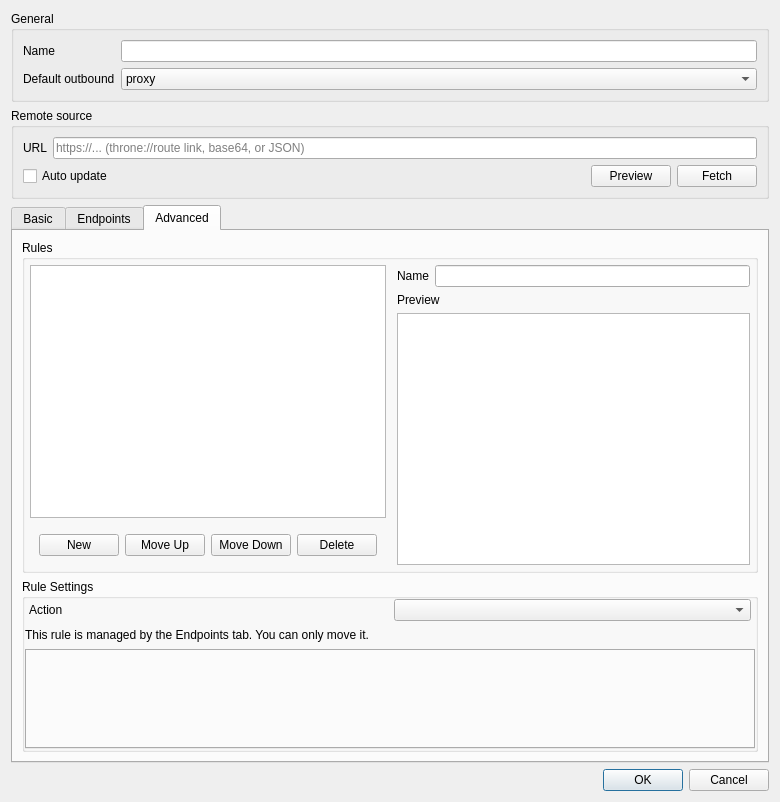
Above: upstream/include/ui/setting/RouteItem.ui from hopol/throne-mirror before the change. Below: the same form after it.
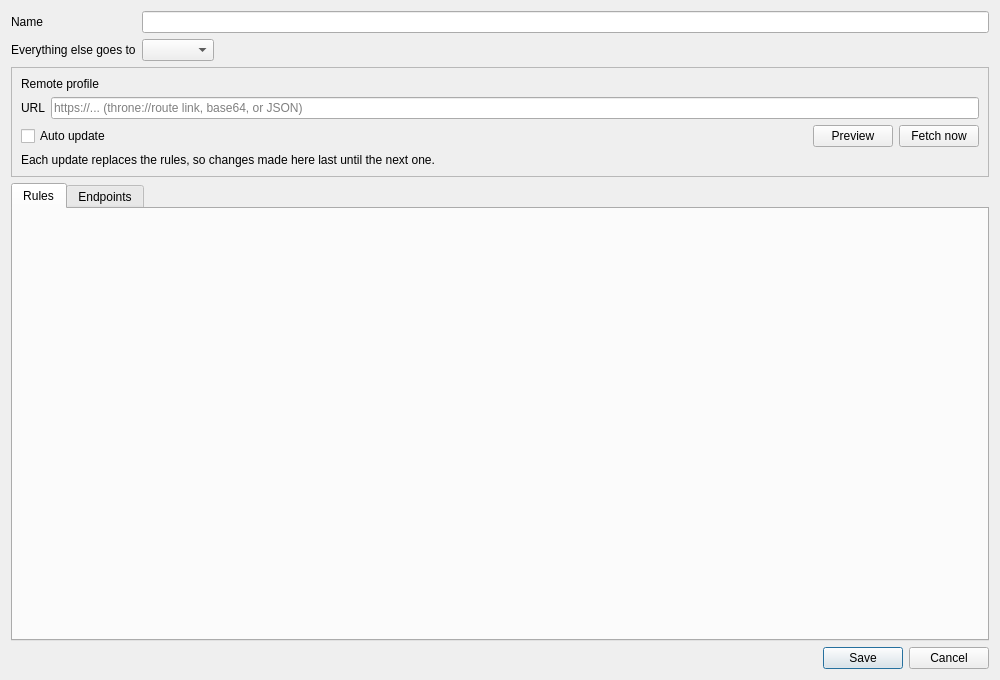
That is the form after the change. The open tabs and pages were chosen to show the change.

Commit message: chore: mirror Throne source 0.1 (48273be)

What changed in the file:
```diff
--- a/upstream/include/ui/setting/RouteItem.ui
+++ b/upstream/include/ui/setting/RouteItem.ui
@@ -6,8 +6,8 @@
    <rect>
     <x>0</x>
     <y>0</y>
-    <width>780</width>
-    <height>802</height>
+    <width>1000</width>
+    <height>680</height>
    </rect>
   </property>
   <property name="windowTitle">
@@ -15,61 +15,65 @@
   </property>
   <layout class="QVBoxLayout" name="verticalLayout_3">
    <item>
-    <widget class="QGroupBox" name="generalBox">
-     <property name="title">
-      <string>General</string>
-     </property>
-     <layout class="QGridLayout" name="gridLayout">
-      <item row="0" column="0">
-       <widget class="QLabel" name="route_name_l">
-        <property name="text">
-         <string>Name</string>
-        </property>
-       </widget>
-      </item>
-      <item row="0" column="1">
-       <widget class="QLineEdit" name="route_name"/>
-      </item>
-      <item row="2" column="1">
-       <widget class="QComboBox" name="def_out">
-        <item>
-         <property name="text">
-          <string notr="true">proxy</string>
+    <layout class="QGridLayout" name="headerGrid">
+     <item row="0" column="0">
+      <widget class="QLabel" name="nameLabel">
+       <property name="text">
+        <string>Name</string>
+       </property>
+       <property name="buddy">
+        <cstring>nameEdit</cstring>
+       </property>
+      </widget>
+     </item>
+     <item row="0" column="1">
+      <widget class="QLineEdit" name="nameEdit"/>
+     </item>
+     <item row="1" column="0">
+      <widget class="QLabel" name="defaultLabel">
+       <property name="text">
+        <string>Everything else goes to</string>
+       </property>
+       <property name="buddy">
+        <cstring>defaultCombo</cstring>
+       </property>
+      </widget>
+     </item>
+     <item row="1" column="1">
+      <layout class="QHBoxLayout" name="defaultRow">
+       <item>
+        <widget class="QComboBox" name="defaultCombo"/>
+       </item>
+       <item>
+        <spacer name="defaultSpacer">
+         <property name="orientation">
+          <enum>Qt::Orientation::Horizontal</enum>
          </property>
-        </item>
-        <item>
-         <property name="text">
-          <string notr="true">direct</string>
+         <property name="sizeHint" stdset="0">
+          <size>
+           <width>0</width>
+           <height>0</height>
+          </size>
          </property>
-        </item>
-        <item>
-         <property name="text">
-          <string notr="true">block</string>
-         </property>
-        </item>
-        <item>
-         <property name="text">
-          <string notr="true">warp-bypass</string>
-         </property>
-        </item>
-       </widget>
-      </item>
-      <item row="2" column="0">
-       <widget class="QLabel" name="def_out_l">
-        <property name="text">
-         <string>Default outbound</string>
-        </property>
-       </widget>
-      </item>
-     </layout>
-    </widget>
+        </spacer>
+       </item>
+      </layout>
+     </item>
+    </layout>
    </item>
    <item>
-    <widget class="QGroupBox" name="remoteBox">
-     <property name="title">
-      <string>Remote source</string>
+    <widget class="QFrame" name="remoteBox">
+     <property name="frameShape">
+      <enum>QFrame::Shape::StyledPanel</enum>
      </property>
-     <layout class="QVBoxLayout" name="remoteBoxLayout">
+     <layout class="QVBoxLayout" name="remoteLayout">
+      <item>
+       <widget class="QLabel" name="remoteCaption">
+        <property name="text">
+         <string>Remote profile</string>
+        </property>
+       </widget>
+      </item>
       <item>
        <layout class="QHBoxLayout" name="remoteUrlRow">
         <item>
@@ -107,8 +111,8 @@
           </property>
           <property name="sizeHint" stdset="0">
            <size>
-            <width>40</width>
-            <height>20</height>
+            <width>0</width>
+            <height>0</height>
            </size>
           </property>
          </spacer>
@@ -121,6 +125,9 @@
           <property name="text">
            <string>Preview</string>
           </property>
+          <property name="autoDefault">
+           <bool>false</bool>
+          </property>
          </widget>
         </item>
         <item>
@@ -129,100 +136,56 @@
            <string>Fetch the URL and replace the current rules with the fetched ones.</string>
           </property>
           <property name="text">
-           <string>Fetch</string>
+           <string>Fetch now</string>
+          </property>
+          <property name="autoDefault">
+           <bool>false</bool>
           </property>
          </widget>
         </item>
        </layout>
       </item>
+      <item>
+       <widget class="QLabel" name="remoteNote">
+        <property name="text">
+         <string>Each update replaces the rules, so changes made here last until the next one.</string>
+        </property>
+        <property name="wordWrap">
+         <bool>true</bool>
+        </property>
+       </widget>
+      </item>
      </layout>
     </widget>
    </item>
    <item>
     <widget class="QTabWidget" name="tabWidget">
+     <property name="sizePolicy">
+      <sizepolicy hsizetype="Preferred" vsizetype="Expanding">
+       <horstretch>0</horstretch>
+       <verstretch>1</verstretch>
+      </sizepolicy>
+     </property>
      <property name="currentIndex">
       <number>0</number>
      </property>
      <widget class="QWidget" name="tab_2">
       <attribute name="title">
-       <string>Basic</string>
+       <string>Rules</string>
       </attribute>
-      <layout class="QVBoxLayout" name="verticalLayout_5">
-       <item>
-        <widget class="QPushButton" name="howtouse_button">
-         <property name="text">
-          <string>How to use</string>
-         </property>
-        </widget>
-       </item>
-       <item>
-        <layout class="QGridLayout" name="simpleGrid">
-         <item row="0" column="0">
-          <widget class="QGroupBox" name="simple_direct_box">
-           <layout class="QVBoxLayout" name="verticalLayout_6">
-            <item>
-             <widget class="QLabel" name="label">
-              <property name="text">
-               <string>Direct</string>
-              </property>
-             </widget>
-            </item>
-            <item>
-             <widget class="QTextEdit" name="simple_direct"/>
-            </item>
-           </layout>
-          </widget>
-         </item>
-         <item row="0" column="1">
-          <widget class="QGroupBox" name="simple_proxy_box">
-           <layout class="QVBoxLayout" name="verticalLayout_7">
-            <item>
-             <widget class="QLabel" name="label_2">
-              <property name="text">
-               <string>Proxy</string>
-              </property>
-             </widget>
-            </item>
-            <item>
-             <widget class="QTextEdit" name="simple_proxy"/>
-            </item>
-           </layout>
-          </widget>
-         </item>
-         <item row="1" column="0">
-          <widget class="QGroupBox" name="simple_block_box">
-           <layout class="QVBoxLayout" name="verticalLayout_8">
-            <item>
-             <widget class="QLabel" name="label_3">
-              <property name="text">
-               <string>Block</string>
-              </property>
-             </widget>
-            </item>
-            <item>
-             <widget class="QTextEdit" name="simple_block"/>
-            </item>
-           </layout>
-          </widget>
-         </item>
-         <item row="1" column="1">
-          <widget class="QGroupBox" name="simple_warpbypass_box">
-           <layout class="QVBoxLayout" name="verticalLayout_10">
-            <item>
-             <widget class="QLabel" name="label_4">
-              <property name="text">
-               <string>Warp-bypass</string>
-              </property>
-             </widget>
-            </item>
-            <item>
-             <widget class="QTextEdit" name="simple_warpbypass"/>
-            </item>
-           </layout>
-          </widget>
-         </item>
-        </layout>
-       </item>
+      <layout class="QVBoxLayout" name="rulesTabLayout">
+       <property name="leftMargin">
+        <number>0</number>
+       </property>
+       <property name="topMargin">
+        <number>0</number>
+       </property>
+       <property name="rightMargin">
+        <number>0</number>
+       </property>
+       <property name="bottomMargin">
+        <number>0</number>
+       </property>
       </layout>
      </widget>
      <widget class="QWidget" name="endpointsTab">
@@ -265,226 +228,42 @@
         </layout>
        </item>
        <item>
-        <widget class="QListWidget" name="endpointList"/>
-       </item>
-      </layout>
-     </widget>
-     <widget class="QWidget" name="tab">
-      <attribute name="title">
-       <string>Advanced</string>
-      </attribute>
-      <layout class="QVBoxLayout" name="verticalLayout_4">
-       <item>
-        <widget class="QGroupBox" name="groupBox">
-         <property name="title">
-          <string>Rules</string>
+        <widget class="QScrollArea" name="endpointScroll">
+         <property name="frameShape">
+          <enum>QFrame::Shape::NoFrame</enum>
          </property>
-         <layout class="QHBoxLayout" name="horizontalLayout_4">
-          <property name="leftMargin">
-           <number>0</number>
-          </property>
-          <property name="topMargin">
-           <number>0</number>
-          </property>
-          <property name="rightMargin">
-           <number>0</number>
-          </property>
-          <property name="bottomMargin">
-           <number>0</number>
-          </property>
-          <item>
-           <widget class="QFrame" name="frame">
-            <property name="frameShape">
-             <enum>QFrame::Shape::NoFrame</enum>
-            </property>
-            <property name="frameShadow">
-             <enum>QFrame::Shadow::Raised</enum>
-            </property>
-            <layout class="QVBoxLayout" name="verticalLayout_9">
-             <property name="spacing">
-              <number>7</number>
+         <property name="widgetResizable">
+          <bool>true</bool>
+         </property>
+         <widget class="QWidget" name="endpointRowsHost">
+          <layout class="QVBoxLayout" name="endpointRowsLayout">
+           <property name="leftMargin">
+            <number>0</number>
+           </property>
+           <property name="topMargin">
+            <number>0</number>
+           </property>
+           <property name="rightMargin">
+            <number>0</number>
+           </property>
+           <property name="bottomMargin">
+            <number>0</number>
+           </property>
+           <item>
+            <spacer name="endpointRowsSpacer">
+             <property name="orientation">
+              <enum>Qt::Orientation::Vertical</enum>
              </property>
-             <property name="leftMargin">
-              <number>5</number>
+             <property name="sizeHint" stdset="0">
+              <size>
+               <width>0</width>
+               <height>0</height>
+              </size>
              </property>
-             <property name="topMargin">
-              <number>5</number>
-             </property>
-             <property name="rightMargin">
-              <number>5</number>
-             </property>
-             <property name="bottomMargin">
-              <number>5</number>
-             </property>
-             <item>
-              <widget class="QListWidget" name="route_items"/>
-             </item>
-             <item>
-              <widget class="QWidget" name="widget_2" native="true">
-               <layout class="QHBoxLayout" name="horizontalLayout_2">
-                <item>
-                 <widget class="QPushButton" name="new_route_item">
-                  <property name="text">
-                   <string>New</string>
-                  </property>
-                 </widget>
-                </item>
-                <item>
-                 <widget class="QPushButton" name="moveup_route_item">
-                  <property name="text">
-                   <string>Move Up</string>
-                  </property>
-                 </widget>
-                </item>
-                <item>
-                 <widget class="QPushButton" name="movedown_route_item">
-                  <property name="text">
-                   <string>Move Down</string>
-                  </property>
-                 </widget>
-                </item>
-                <item>
-                 <widget class="QPushButton" name="delete_route_item">
-                  <property name="text">
-                   <string>Delete</string>
-                  </property>
-                 </widget>
-                </item>
-               </layout>
-              </widget>
-             </item>
-            </layout>
-           </widget>
-          </item>
-          <item>
-           <widget class="QFrame" name="rule_attr_box">
-            <layout class="QVBoxLayout" name="verticalLayout">
-             <property name="leftMargin">
-              <number>0</number>
-             </property>
-             <property name="topMargin">
-              <number>5</number>
-             </property>
-             <property name="rightMargin">
-              <number>5</number>
-             </property>
-             <property name="bottomMargin">
-              <number>5</number>
-             </property>
-             <item>
-              <layout class="QHBoxLayout" name="horizontalLayout_5">
-               <item>
-                <widget class="QLabel" name="rule_name_l">
-                 <property name="text">
-                  <string>Name</string>
-                 </property>
-                </widget>
-               </item>
-               <item>
-                <widget class="QLineEdit" name="rule_name"/>
-               </item>
-              </layout>
-             </item>
-             <item>
-              <widget class="QLabel" name="rule_preview_l">
-               <property name="text">
-                <string>Preview</string>
-               </property>
-              </widget>
-             </item>
-             <item>
-              <widget class="QTextBrowser" name="rule_preview">
-               <property name="minimumSize">
-                <size>
-                 <width>0</width>
-                 <height>120</height>
-                </size>
-               </property>
-               <property name="documentTitle">
-                <string notr="true"/>
-               </property>
-               <property name="openExternalLinks">
-                <bool>false</bool>
-               </property>
-              </widget>
-             </item>
-            </layout>
-           </widget>
-          </item>
-         </layout>
-        </widget>
-       </item>
-       <item>
-        <widget class="QGroupBox" name="groupBox_2">
-         <property name="title">
-          <string>Rule Settings</string>
-         </property>
-         <layout class="QVBoxLayout" name="verticalLayout_2">
-          <property name="spacing">
-           <number>7</number>
-          </property>
-          <property name="leftMargin">
-           <number>0</number>
-          </property>
-          <property name="topMargin">
-           <number>0</number>
-          </property>
-          <property name="rightMargin">
-           <number>0</number>
-          </property>
-          <property name="bottomMargin">
-           <number>0</number>
-          </property>
-          <item>
-           <layout class="QHBoxLayout" name="horizontalLayout_action">
-            <property name="leftMargin">
-             <number>4</number>
-            </property>
-            <property name="rightMargin">
-             <number>4</number>
-            </property>
-            <item>
-             <widget class="QLabel" name="rule_action_l">
-              <property name="text">
-               <string>Action</string>
-              </property>
-             </widget>
-            </item>
-            <item>
-             <widget class="QComboBox" name="rule_action_combo"/>
-            </item>
-           </layout>
-          </item>
-          <item>
-           <widget class="QLabel" name="rule_managed_note">
-            <property name="text">
-             <string>This rule is managed by the Endpoints tab. You can only move it.</string>
-            </property>
-            <property name="wordWrap">
-             <bool>true</bool>
-            </property>
-           </widget>
-          </item>
-          <item>
-           <widget class="QTabWidget" name="rule_attr_tabs">
-            <property name="sizePolicy">
-             <sizepolicy hsizetype="Preferred" vsizetype="Preferred">
-              <horstretch>0</horstretch>
-              <verstretch>0</verstretch>
-             </sizepolicy>
-            </property>
-            <property name="minimumSize">
-             <size>
-              <width>0</width>
-              <height>100</height>
-             </size>
-            </property>
-            <property name="currentIndex">
-             <number>-1</number>
-            </property>
-           </widget>
-          </item>
-         </layout>
+            </spacer>
+           </item>
+          </layout>
+         </widget>
         </widget>
        </item>
       </layout>
@@ -494,7 +273,7 @@
    <item>
     <widget class="QDialogButtonBox" name="buttonBox">
      <property name="standardButtons">
-      <set>QDialogButtonBox::StandardButton::Cancel|QDialogButtonBox::StandardButton::Ok</set>
+      <set>QDialogButtonBox::StandardButton::Cancel|QDialogButtonBox::StandardButton::Save</set>
      </property>
     </widget>
    </item>
```
Left out of the diff: 41 changed lines with no effect on the pictures. The commit also changes 437 other files.
